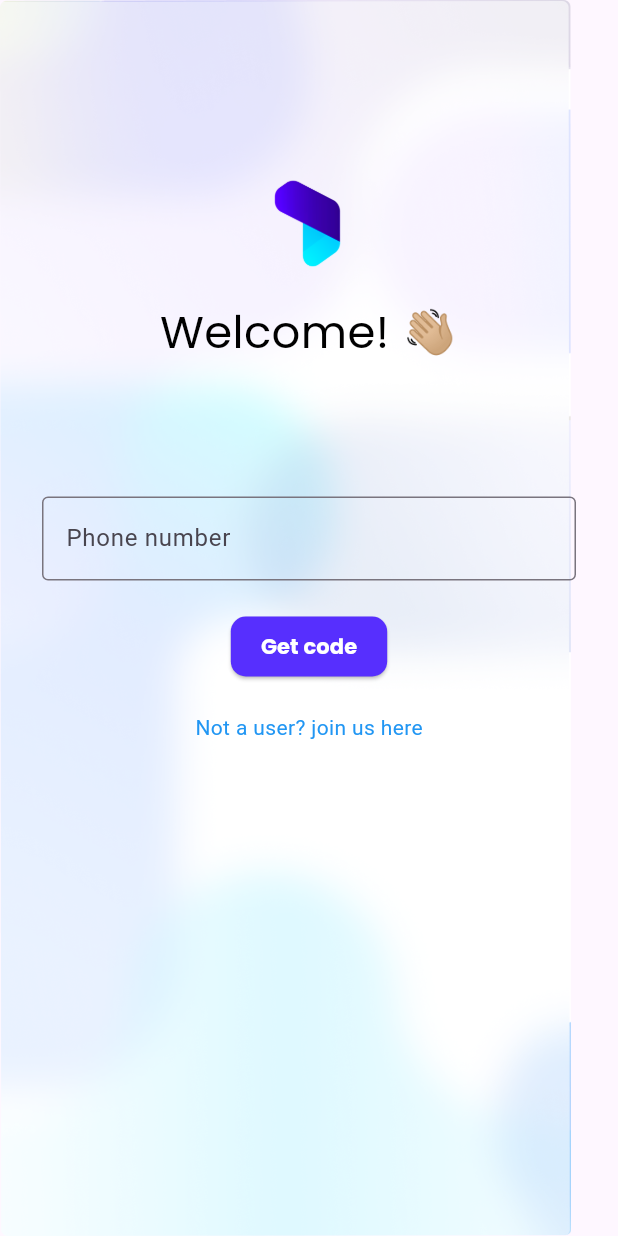
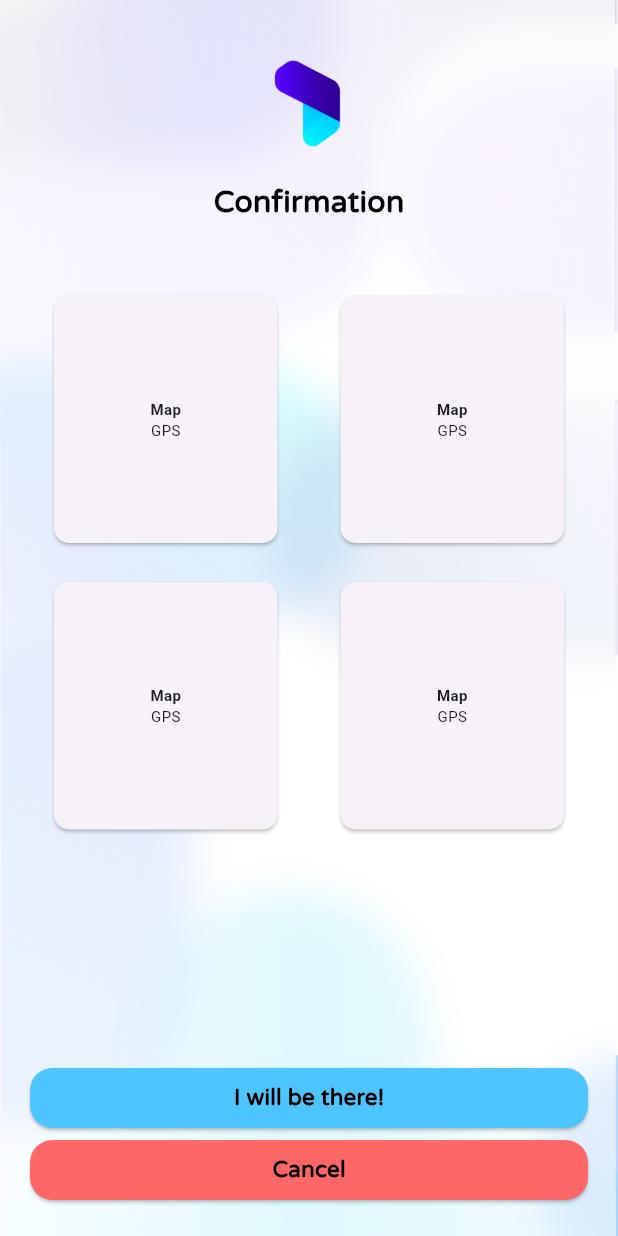
Before and after one commit to Idanmal8/Bookmarko_frontend_serverpod, a Flutter app: the screen it shows after launch, on a phone screen of 412 x 824 dp. Run offline on Flutter 3.47's test engine with Material 3 defaults, Android fonts, the phone set to English and light mode, and no system bars; our stand-ins replace flutter_svg, google_fonts, shared_preferences, table_calendar; missing offline and left inert: serverpod, serverpod_client, serverpod_flutter; statements that could not run were skipped.

Commit message:
Confermation screen

```diff
--- a/bookmarko/bookmarko_flutter/lib/app.dart
+++ b/bookmarko/bookmarko_flutter/lib/app.dart
@@ -1,3 +1,4 @@
+import 'package:bookmarko_flutter/screens/appointment_confirmation_screen/appointment_confirmation_screen.dart';
 import 'package:bookmarko_flutter/screens/nav_bar/nav_bar_screen.dart';
 import 'package:flutter_localizations/flutter_localizations.dart';
 import 'package:flutter/material.dart';
@@ -46,8 +47,8 @@
               home: Consumer<AuthController>(
                 builder: (context, controller, child) {
                   return controller.isLogIn
-                      ? NavBarScreen()
-                      : const LogInScreen();
+                      ? AppointmentConfirmationScreen()
+                      : AppointmentConfirmationScreen();
                 },
               ),
             ),
--- /dev/null
+++ b/bookmarko/bookmarko_flutter/lib/screens/appointment_confirmation_screen/appointment_confirmation_screen.dart
@@ -0,0 +1,165 @@
+import 'package:bookmarko_flutter/screens/appointment_confirmation_screen/widget/information_card.dart';
+import 'package:flutter/material.dart';
+
+class AppointmentConfirmationScreen extends StatefulWidget {
+  const AppointmentConfirmationScreen({super.key});
+
+  @override
+  State<AppointmentConfirmationScreen> createState() =>
+      _AppointmentConfirmationScreenState();
+}
+
+class _AppointmentConfirmationScreenState
+    extends State<AppointmentConfirmationScreen> with TickerProviderStateMixin {
+  late List<AnimationController> _animationControllers;
+  late List<Animation<double>> _fadeAnimations;
+  late List<Animation<Offset>> _slideAnimations;
+
+  @override
+  void initState() {
+    super.initState();
+
+    final int numberOfCards = 4;
+    final int animationDuration = 500; // milliseconds
+    final int staggerDelay = 100; // milliseconds
+
+    _animationControllers = List.generate(
+      numberOfCards,
+      (index) => AnimationController(
+        vsync: this,
+        duration: Duration(milliseconds: animationDuration),
+      ),
+    );
+
+    _fadeAnimations = _animationControllers
+        .map((controller) =>
+            Tween<double>(begin: 0.0, end: 1.0).animate(controller))
+        .toList();
+
+    _slideAnimations = _animationControllers
+        .map((controller) =>
+            Tween<Offset>(begin: const Offset(0, 1), end: Offset.zero)
+                .animate(controller))
+        .toList();
+
+    // Start the animations with a staggered delay
+    for (var i = 0; i < numberOfCards; i++) {
+      Future.delayed(Duration(milliseconds: (i+2) * staggerDelay), () {
+        _animationControllers[i].forward();
+      });
+    }
+  }
+
+  @override
+  void dispose() {
+    for (var controller in _animationControllers) {
+      controller.dispose();
+    }
+    super.dispose();
+  }
+
+  Widget _buildAnimatedCard(int index) {
+    return FadeTransition(
+      opacity: _fadeAnimations[index],
+      child: SlideTransition(
+        position: _slideAnimations[index],
+        child: const InformationCard(
+          title: "Map",
+          subtitle: "GPS",
+        ),
+      ),
+    );
+  }
+
+  @override
+  Widget build(BuildContext context) {
+    return Scaffold(
+      body: Stack(children: [
+        Container(
+          decoration: const BoxDecoration(
+            image: DecorationImage(
+              image: AssetImage(
+                'assets/backgrounds/abstract_bookmarko_background.png',
+              ),
+              // This ensures the image covers the entire background
+              fit: BoxFit.cover,
+            ),
+          ),
+        ),
+        SafeArea(
+          child: Padding(
+            padding: const EdgeInsets.all(20.0),
+            child: Container(
+              alignment: Alignment.center,
+              child: Column(
+                mainAxisAlignment: MainAxisAlignment.spaceAround,
+                children: [
+                  Image.asset(
+                    'assets/logo.png',
+                    height: 100,
+                    width: 110,
+                  ),
+                  const Text('Confirmation',
+                      style: TextStyle(
+                          color: Colors.black,
+                          fontSize: 20,
+                          fontFamily: "VarelaRound",
+                          fontWeight: FontWeight.bold)),
+                  const SizedBox(height: 40),
+                  // Expanded widget to fill the remaining space
+                  Expanded(
+                    child: GridView.count(
+                      crossAxisCount: 2,
+                      crossAxisSpacing: 10, // Adjust spacing as needed
+                      mainAxisSpacing: 10, // Adjust spacing as needed
+                      children: List.generate(
+                          4, (index) => _buildAnimatedCard(index)),
+                    ),
+                  ),
+                  SizedBox(
+                    width: double.infinity,
+                    child: ElevatedButton(
+                      onPressed: () {},
+                      style: ElevatedButton.styleFrom(
+                        backgroundColor:
+                            const Color.fromARGB(255, 77, 198, 255),
+                        shape: RoundedRectangleBorder(
+                          borderRadius: BorderRadius.circular(15),
+                        ),
+                      ),
+                      child: const Text('I will be there!',
+                          style: TextStyle(
+                              color: Colors.black,
+                              fontSize: 15,
+                              fontFamily: "VarelaRound",
+                              fontWeight: FontWeight.bold)),
+                    ),
+                  ),
+                  SizedBox(
+                    width: double.infinity,
+                    child: ElevatedButton(
+                      onPressed: () {},
+                      style: ElevatedButton.styleFrom(
+                        backgroundColor:
+                            const Color.fromARGB(255, 255, 102, 102),
+                        shape: RoundedRectangleBorder(
+                          borderRadius: BorderRadius.circular(15),
+                        ),
+                      ),
+                      child: const Text('Cancel',
+                          style: TextStyle(
+                              color: Colors.black,
+                              fontSize: 15,
+                              fontFamily: "VarelaRound",
+                              fontWeight: FontWeight.bold)),
+                    ),
+                  ),
+                ],
+              ),
+            ),
+          ),
+        ),
+      ]),
+    );
+  }
+}
--- /dev/null
+++ b/bookmarko/bookmarko_flutter/lib/screens/appointment_confirmation_screen/widget/information_card.dart
@@ -0,0 +1,47 @@
+import 'package:flutter/material.dart';
+
+class InformationCard extends StatelessWidget {
+  final String title;
+  final String subtitle;
+
+  const InformationCard({
+    required this.title,
+    required this.subtitle,
+    super.key,
+  });
+
+  @override
+  Widget build(BuildContext context) {
+    return SizedBox(
+      width: 50,
+      height: 50,
+      child: Card(
+        elevation: 1,
+        shape: RoundedRectangleBorder(
+          borderRadius: BorderRadius.circular(10),
+        ),
+        child: Padding(
+          padding: const EdgeInsets.symmetric(horizontal: 15, vertical: 5),
+          child: Column(
+            mainAxisAlignment: MainAxisAlignment.center,
+            children: [
+              Text(
+                title,
+                style: const TextStyle(
+                  fontSize: 10,
+                  fontWeight: FontWeight.bold,
+                ),
+              ),
+              Text(
+                subtitle,
+                style: const TextStyle(
+                  fontSize: 10,
+                ),
+              ),
+            ],
+          ),
+        ),
+      ),
+    );
+  }
+}
--- a/bookmarko/bookmarko_flutter/lib/screens/log_in/log_in_screen.dart
+++ b/bookmarko/bookmarko_flutter/lib/screens/log_in/log_in_screen.dart
@@ -20,13 +20,21 @@
       child: Builder(
         builder: (context) {
           return Scaffold(
-            resizeToAvoidBottomInset: false, // add this line
+            resizeToAvoidBottomInset: false,
             body: Consumer<LoginScreenController>(
               builder: (context, controller, _) {
                 return Stack(
                   children: [
-                    Image.asset(
-                      'assets/backgrounds/abstract_bookmarko_background.png',
+                    Container(
+                      decoration: const BoxDecoration(
+                        image: DecorationImage(
+                          image: AssetImage(
+                            'assets/backgrounds/abstract_bookmarko_background.png',
+                          ),
+                          // This ensures the image covers the entire background
+                          fit: BoxFit.cover,
+                        ),
+                      ),
                     ),
                     Container(
                       alignment: Alignment.topCenter,
--- a/bookmarko/bookmarko_flutter/lib/screens/nav_bar/nav_bar_screen.dart
+++ b/bookmarko/bookmarko_flutter/lib/screens/nav_bar/nav_bar_screen.dart
@@ -13,8 +13,8 @@
     super.key,
   });
 
-  final analytics = SvgPicture.asset(
-    'assets/nav_bar_Assets/analytics.svg',
+  final home = SvgPicture.asset(
+    'assets/nav_bar_Assets/home.svg',
     width: 22,
     height: 22,
   );
@@ -87,10 +87,10 @@
                     selectedIcon: ColorFiltered(
                       colorFilter: ColorFilter.mode(
                           controller.selectedColorPurple, BlendMode.srcIn),
-                      child: analytics,
+                      child: home,
                     ),
-                    icon: analytics,
-                    label: 'Analytics',
+                    icon: home,
+                    label: 'Home',
                   ),
                   NavigationDestination(
                     selectedIcon: ColorFiltered(
--- a/bookmarko/bookmarko_flutter/lib/screens/profile/widget/bio.dart
+++ b/bookmarko/bookmarko_flutter/lib/screens/profile/widget/bio.dart
@@ -3,7 +3,6 @@
 import 'package:flutter/material.dart';
 
 import 'package:bookmarko_flutter/screens/profile/widget/follow_button.dart';
-import 'package:bookmarko_flutter/screens/profile/widget/messege_button.dart';
 import 'package:bookmarko_flutter/screens/profile/widget/options_button.dart';
 import 'package:intl/intl.dart';
 
--- a/bookmarko/bookmarko_flutter/lib/screens/profile/widget/follow_button.dart
+++ b/bookmarko/bookmarko_flutter/lib/screens/profile/widget/follow_button.dart
@@ -40,6 +40,7 @@
 
   Widget buildButton(Color backgroundColor) {
     return SizedBox(
+      width: 100,
       child: OutlinedButton(
         onPressed:
             null, // null makes it non-clickable since we are handling the click via GestureDetector
--- a/bookmarko/bookmarko_flutter/lib/screens/profile/widget/options_button.dart
+++ b/bookmarko/bookmarko_flutter/lib/screens/profile/widget/options_button.dart
@@ -17,6 +17,8 @@
   Widget build(BuildContext context) {
     return Container(
       alignment: Alignment.center,
+      child: SizedBox(
+        width: 100,
         child: OutlinedButton(
           onPressed: () {
             showModalBottomSheet(
@@ -51,6 +53,7 @@
           ),
           child: const Text('Options',
               style: TextStyle(color: Colors.black, fontSize: 12, fontWeight: FontWeight.bold)),
+        ),
       ),
     );
   }
--- a/bookmarko/bookmarko_flutter/pubspec.yaml
+++ b/bookmarko/bookmarko_flutter/pubspec.yaml
@@ -44,7 +44,7 @@
       - assets/logo.png
       - assets/backgrounds/abstract_bookmarko_background.png
       - assets/backgrounds/abstract_bookmarko_background_horizon.png
-      - assets/nav_bar_Assets/analytics.svg
+      - assets/nav_bar_Assets/home.svg
       - assets/nav_bar_Assets/book-reader.svg
       - assets/nav_bar_Assets/calender.svg
       - assets/nav_bar_Assets/setting.svg
```
Also changed, not shown: bookmarko/bookmarko_flutter/lib/screens/profile/controller/profile_controller.dart (+4 -3 lines), bookmarko/bookmarko_flutter/assets/nav_bar_Assets/home.svg (added), 1 other file. Lines whose indentation alone changed are shown as unchanged.
